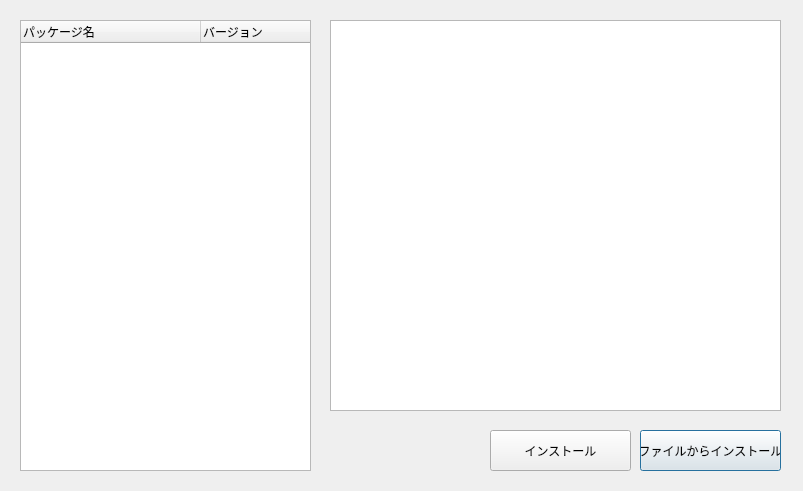
First picture: the form in datapack_manager.ui, repository 0kq-github/TSBTools, before the edit.
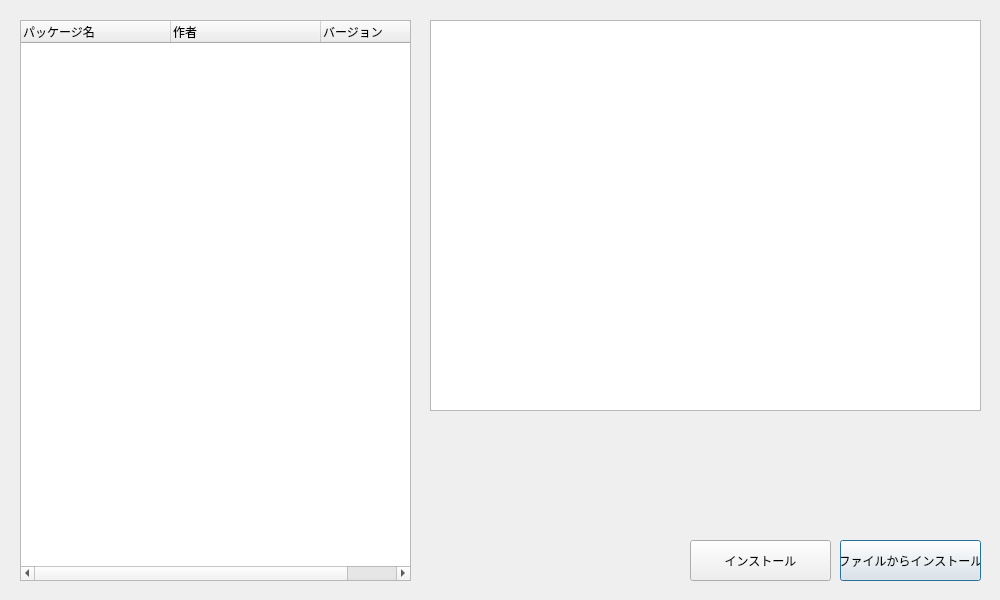
Second picture: the form after the edit.

Commit message: update datapack manager

Patch:
```diff
--- a/datapack_manager.ui
+++ b/datapack_manager.ui
@@ -6,8 +6,8 @@
    <rect>
     <x>0</x>
     <y>0</y>
-    <width>803</width>
-    <height>491</height>
+    <width>1000</width>
+    <height>600</height>
    </rect>
   </property>
   <property name="sizePolicy">
@@ -18,14 +18,14 @@
   </property>
   <property name="minimumSize">
    <size>
-    <width>803</width>
-    <height>491</height>
+    <width>1000</width>
+    <height>600</height>
    </size>
   </property>
   <property name="maximumSize">
    <size>
-    <width>803</width>
-    <height>491</height>
+    <width>1000</width>
+    <height>600</height>
    </size>
   </property>
   <property name="windowTitle">
@@ -36,8 +36,8 @@
     <rect>
      <x>20</x>
      <y>20</y>
-     <width>291</width>
-     <height>451</height>
+     <width>391</width>
+     <height>561</height>
     </rect>
    </property>
    <property name="minimumSize">
@@ -46,14 +46,34 @@
      <height>0</height>
     </size>
    </property>
+   <attribute name="headerCascadingSectionResizes">
+    <bool>false</bool>
+   </attribute>
+   <attribute name="headerMinimumSectionSize">
+    <number>150</number>
+   </attribute>
    <attribute name="headerDefaultSectionSize">
-    <number>180</number>
+    <number>150</number>
+   </attribute>
+   <attribute name="headerHighlightSections">
+    <bool>false</bool>
+   </attribute>
+   <attribute name="headerShowSortIndicator" stdset="0">
+    <bool>false</bool>
+   </attribute>
+   <attribute name="headerStretchLastSection">
+    <bool>true</bool>
    </attribute>
    <column>
     <property name="text">
      <string>パッケージ名</string>
     </property>
    </column>
+   <column>
+    <property name="text">
+     <string>作者</string>
+    </property>
+   </column>
    <column>
     <property name="text">
      <string>バージョン</string>
@@ -63,9 +83,9 @@
   <widget class="QTextBrowser" name="textBrowser">
    <property name="geometry">
     <rect>
-     <x>330</x>
+     <x>430</x>
      <y>20</y>
-     <width>451</width>
+     <width>551</width>
      <height>391</height>
     </rect>
    </property>
@@ -76,8 +96,8 @@
   <widget class="QPushButton" name="pushButton_local_install">
    <property name="geometry">
     <rect>
-     <x>640</x>
-     <y>430</y>
+     <x>840</x>
+     <y>540</y>
      <width>141</width>
      <height>41</height>
     </rect>
@@ -89,8 +109,8 @@
   <widget class="QPushButton" name="pushButton_install">
    <property name="geometry">
     <rect>
-     <x>490</x>
-     <y>430</y>
+     <x>690</x>
+     <y>540</y>
      <width>141</width>
      <height>41</height>
     </rect>
```
The commit also changes 3 other files.
